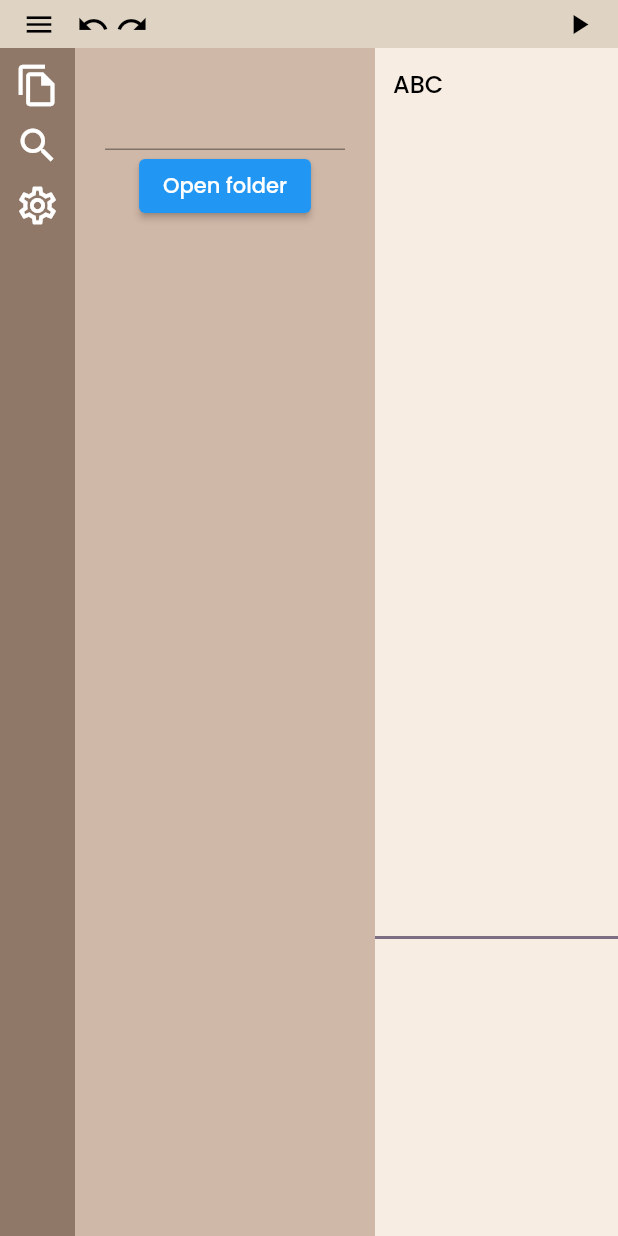
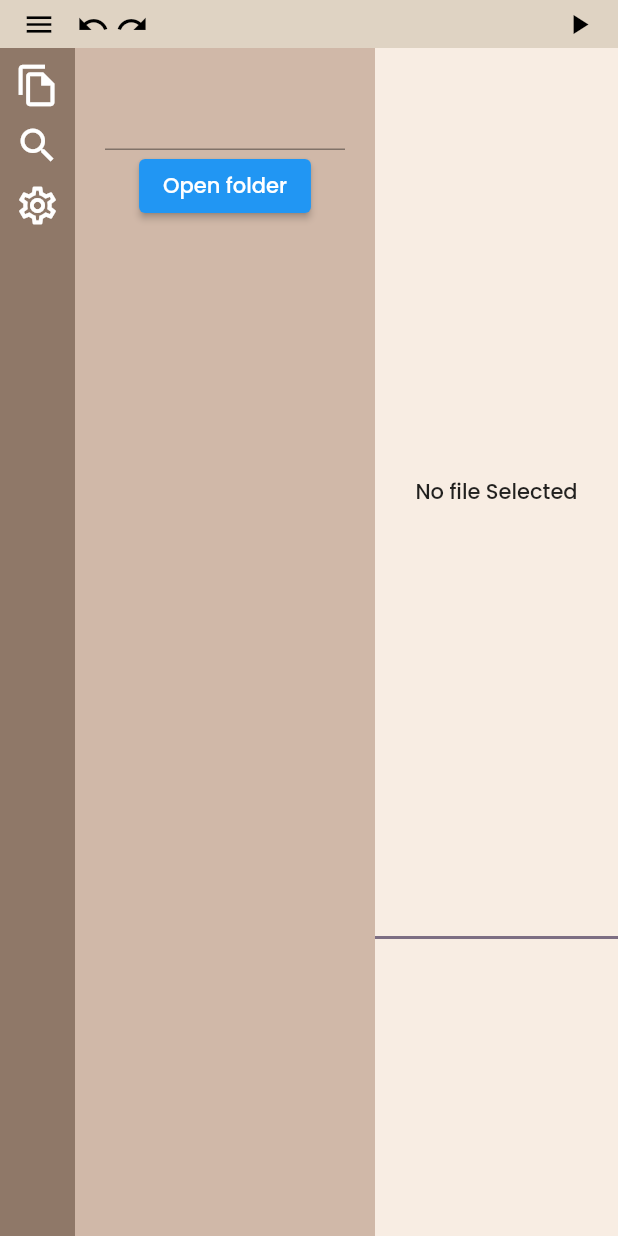
Before and after one commit to xdynamite-editor/xdynamite, a Flutter app: the screen it shows after launch, on a phone screen of 412 x 824 dp. Run offline on Flutter 3.47's test engine with Material 2 defaults, Android fonts, the phone set to English and light mode, and no system bars; our stand-ins replace bloc, file_picker, flutter_bloc, freezed_annotation, google_fonts; missing offline and left inert: file_selector, fluent_ui.

Commit message:
feat : add file opening

```diff
--- a/lib/domain/files/files_bloc.dart
+++ b/lib/domain/files/files_bloc.dart
@@ -9,7 +9,8 @@ class FilesBloc extends Bloc<FilesEvent, FilesState> {
   FilesBloc() : super(FilesState.initial()) {
     on<OpenFile>((event, emit) {
       var newList = [...state.openedFiles, event.fileInfo];
-      return emit(state.copyWith(openedFiles: newList));
+      return emit(
+          state.copyWith(openedFiles: newList, currentFile: event.fileInfo));
     });
   }
 }
--- /dev/null
+++ b/lib/domain/files/files_io.dart
@@ -0,0 +1,6 @@
+import 'dart:io';
+
+String readFileFromDisk(String path) {
+  String contents = File(path).readAsStringSync();
+  return contents;
+}
--- a/lib/domain/files/files_state.dart
+++ b/lib/domain/files/files_state.dart
@@ -2,7 +2,8 @@ part of 'files_bloc.dart';
 
 @freezed
 class FilesState with _$FilesState {
-  const factory FilesState({required List<Map<String, String>> openedFiles}) =
-      _FilesState;
+  const factory FilesState(
+      {required List<Map<String, String>> openedFiles,
+      Map<String, String>? currentFile}) = _FilesState;
   factory FilesState.initial() => const FilesState(openedFiles: []);
 }
--- a/lib/ui/editor/text_editor.dart
+++ b/lib/ui/editor/text_editor.dart
@@ -1,6 +1,9 @@
 import 'package:flutter/material.dart';
+import 'package:flutter_bloc/flutter_bloc.dart';
 import 'package:text_editor/app/constants/colors.dart';
 import 'package:text_editor/core/files/read_file.dart';
+import 'package:text_editor/domain/files/files_bloc.dart';
+import 'package:text_editor/domain/files/files_io.dart';
 
 class TextEditor extends StatelessWidget {
   TextEditor({Key? key}) : super(key: key);
@@ -9,15 +12,27 @@ class TextEditor extends StatelessWidget {
   Widget build(BuildContext context) {
     return Expanded(
       child: Container(
-        padding: EdgeInsets.fromLTRB(12, 0, 12, 0),
-        child: TextField(
-          controller: TextEditingController(text: "ABC"),
-          decoration: InputDecoration(border: InputBorder.none),
-          keyboardType: TextInputType.multiline,
-          maxLines: null,
-          style: TextStyle(color: fontClr1, fontWeight: FontWeight.w500),
-        ),
-      ),
+          padding: EdgeInsets.fromLTRB(12, 0, 12, 0),
+          child: BlocBuilder<FilesBloc, FilesState>(
+            builder: (ctx, state) {
+              if (state.currentFile != null) {
+                return TextField(
+                  controller: TextEditingController(
+                      text: readFileFromDisk(
+                          state.currentFile!["path"] as String)),
+                  decoration: InputDecoration(border: InputBorder.none),
+                  keyboardType: TextInputType.multiline,
+                  maxLines: null,
+                  style:
+                      TextStyle(color: fontClr1, fontWeight: FontWeight.w500),
+                );
+              }
+
+              return Center(
+                child: Text('No file Selected'),
+              );
+            },
+          )),
     );
   }
 }
```
Also changed, not shown: lib/domain/files/files_bloc.freezed.dart.
